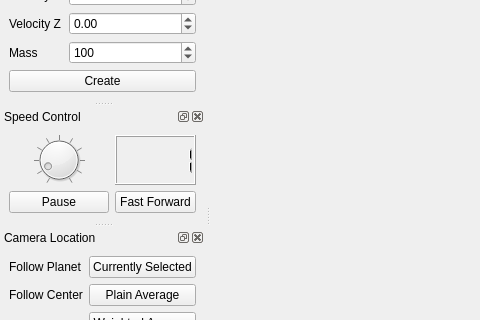
The window that forms/mainwindow.ui (chipgw/planets-3d) describes before a commit, drawn with Qt 5; both pictures show x 0 to 480 and y 209 to 529 of the 800 by 821 pixel window.
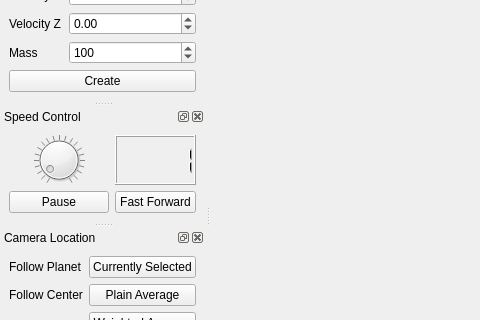
The same window after the commit. Icons and pictures are not drawn. Custom widgets are drawn as their Qt base class.

Commit message: increased speeddialmax to 20. FastForward button has 3 speeds now. (1, 10, 20)

```diff
--- a/forms/mainwindow.ui
+++ b/forms/mainwindow.ui
@@ -235,7 +235,7 @@
      <item row="0" column="0">
       <widget class="QDial" name="speed_Dial">
        <property name="maximum">
-        <number>500</number>
+        <number>1000</number>
        </property>
        <property name="value">
         <number>50</number>
```
The commit also changes 2 other files.
